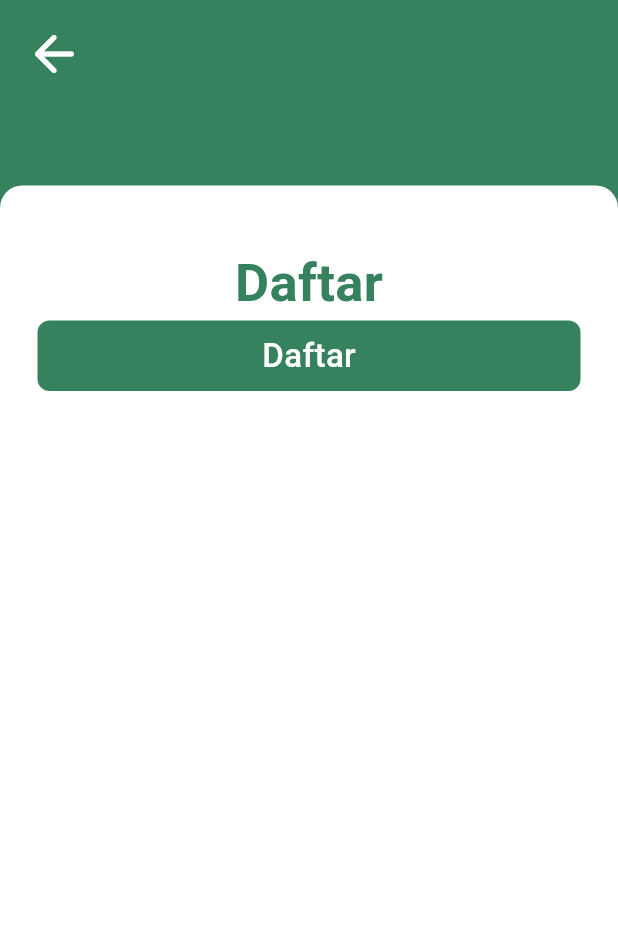
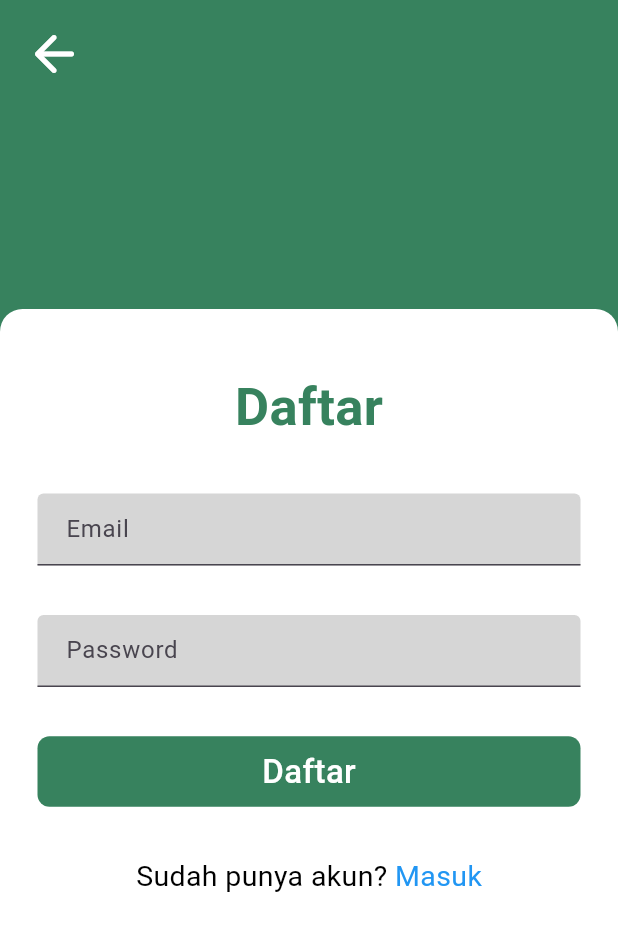
Before and after one commit to NaufalParamaRafif/project-kel-8, a Flutter app: the DaftarEmail screen opened directly, on a phone screen of 412 x 824 dp. Shown: the top 931 px of the screen. Run offline on Flutter 3.47's test engine with Material 3 defaults, Android fonts, the phone set to English and light mode, and no system bars.

Commit message:
Menambah halaman Daftar, dan Kategori

```diff
--- /dev/null
+++ b/lib/components/my_input_text.dart
@@ -0,0 +1,37 @@
+import 'package:flutter/material.dart';
+
+class inputEmail extends StatelessWidget {
+  const inputEmail({super.key});
+
+  @override
+  Widget build(BuildContext context) {
+    return TextFormField(
+      decoration: InputDecoration(
+        contentPadding: EdgeInsets.only(left: 15),
+        filled: true,
+        fillColor: const Color.fromARGB(255, 214, 214, 214),
+        hintText: 'Masukkan email',
+        border: UnderlineInputBorder(),
+        labelText: 'Email',
+      ),
+    );
+  }
+}
+
+class inputPassword extends StatelessWidget {
+  const inputPassword({super.key});
+
+  @override
+  Widget build(BuildContext context) {
+    return TextFormField(
+      decoration: InputDecoration(
+        contentPadding: EdgeInsets.only(left: 15),
+        filled: true,
+        fillColor: const Color.fromARGB(255, 214, 214, 214),
+        hintText: 'Masukkan password',
+        border: UnderlineInputBorder(),
+        labelText: 'Password',
+      ),
+    );
+  }
+}
--- a/lib/pages/daftar_dengan_email.dart
+++ b/lib/pages/daftar_dengan_email.dart
@@ -1,5 +1,6 @@
 import 'package:flutter/material.dart';
 import 'package:project_kelompok_8/components/my_buttons.dart';
+import 'package:project_kelompok_8/components/my_input_text.dart';
 
 class DaftarEmail extends StatelessWidget {
   const DaftarEmail({super.key});
@@ -30,27 +31,58 @@ class DaftarEmail extends StatelessWidget {
         child: Column(
           children: [
             SizedBox(
-              height: MediaQuery.of(context).size.height * 15 / 100,
+              height: MediaQuery.of(context).size.height * 25 / 100,
             ),
             Container(
-              height: MediaQuery.of(context).size.height * 85 / 100,
+              height: MediaQuery.of(context).size.height * 75 / 100,
               width: double.infinity,
               decoration: BoxDecoration(
                 color: Colors.white,
                 borderRadius: BorderRadius.vertical(top: Radius.circular(15)),
               ),
               child: Padding(
-                padding: const EdgeInsets.symmetric(horizontal: 25, vertical: 40),
+                padding:
+                    const EdgeInsets.symmetric(horizontal: 25, vertical: 40),
                 child: Column(
                   children: [
                     Text(
                       'Daftar',
                       style: TextStyle(
-                        fontSize: 35,
-                        color: Color.fromARGB(255, 55, 130, 94),
-                        fontWeight: FontWeight.w700),
+                          fontSize: 35,
+                          color: Color.fromARGB(255, 55, 130, 94),
+                          fontWeight: FontWeight.w700),
+                    ),
+                    SizedBox(
+                      height: MediaQuery.of(context).size.height * 4 / 100,
+                    ),
+                    inputEmail(),
+                    SizedBox(
+                      height: MediaQuery.of(context).size.height * 4 / 100,
+                    ),
+                    inputPassword(),
+                    SizedBox(
+                      height: MediaQuery.of(context).size.height * 4 / 100,
                     ),
                     DaftarButton(),
+                    SizedBox(
+                      height: MediaQuery.of(context).size.height * 4 / 100,
+                    ),
+                    Row(
+                      mainAxisAlignment: MainAxisAlignment.center,
+                      children: [
+                        Text(
+                          'Sudah punya akun?',
+                          style: TextStyle(color: Colors.black, fontSize: 19),
+                        ),
+                        SizedBox(
+                          width: 5,
+                        ),
+                        Text(
+                          'Masuk',
+                          style: TextStyle(color: Colors.blue, fontSize: 19),
+                        ),
+                      ],
+                    ),
                   ],
                 ),
               ),
```
Also changed, not shown: lib/components/my_buttons.dart (+14 -0 lines), lib/main.dart (+8 -5 lines), lib/pages/seluruh_kategori.dart (added, +54 -0 lines).
